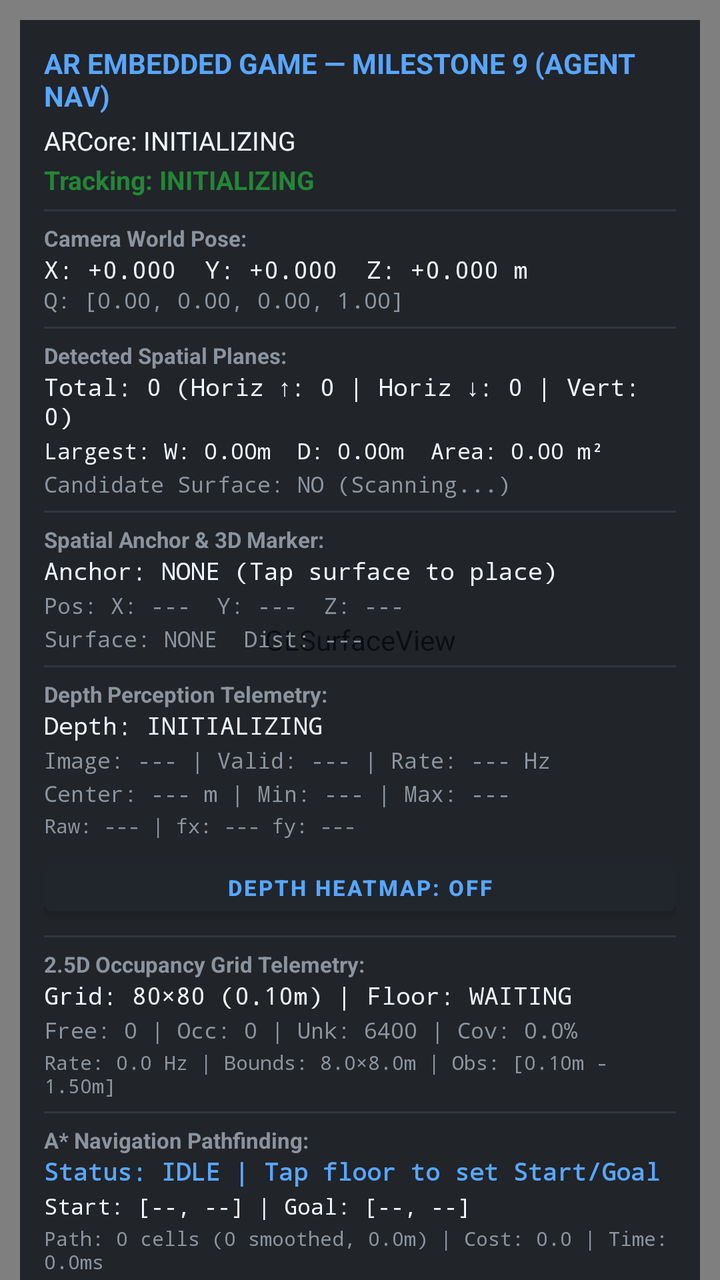
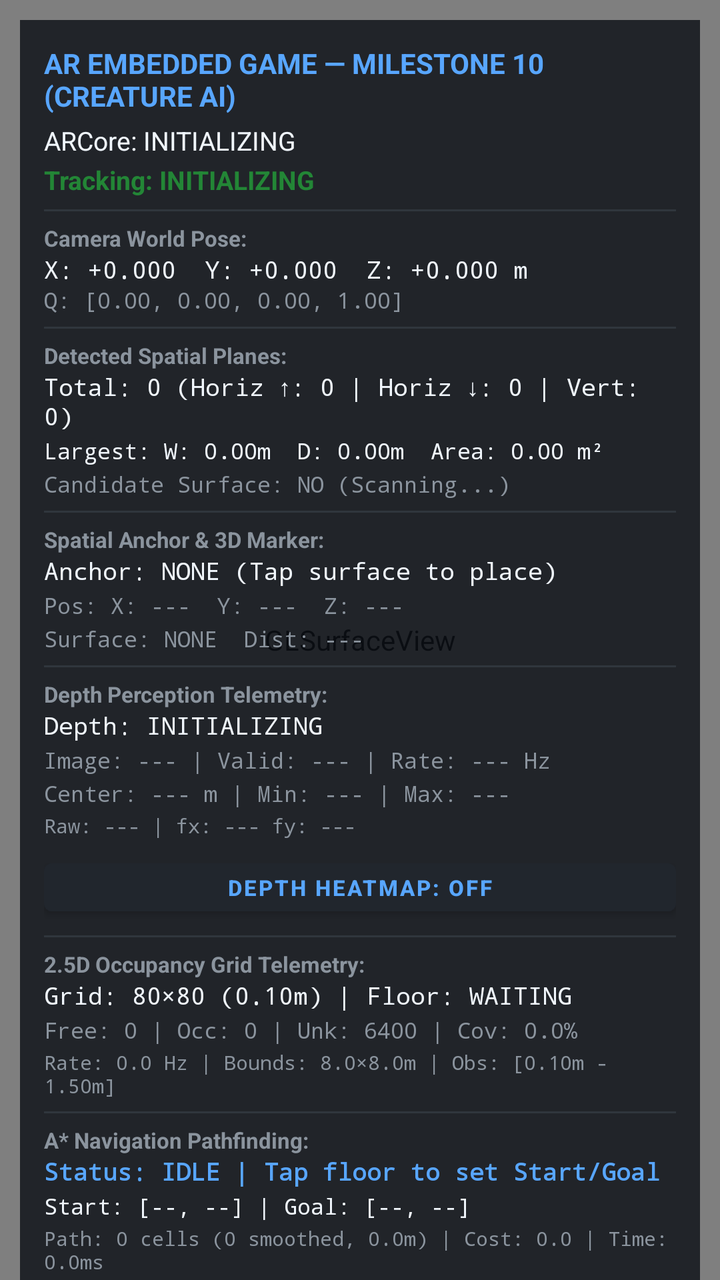

Before-and-after screenshots of an Android layout around one commit, followed by the original layout XML and the change that was made.
<!-- AndroidManifest.xml: application theme Theme.ARGame -->
<!-- res/layout/activity_main.xml -->
<?xml version="1.0" encoding="utf-8"?>
<FrameLayout xmlns:android="http://schemas.android.com/apk/res/android"
    android:layout_width="match_parent"
    android:layout_height="match_parent"
    android:background="@color/bg_dark">

    
    <android.opengl.GLSurfaceView
        android:id="@+id/surfaceView"
        android:layout_width="match_parent"
        android:layout_height="match_parent" />

    
    <ScrollView
        android:layout_width="wrap_content"
        android:layout_height="match_parent"
        android:layout_gravity="top|start"
        android:scrollbars="none"
        android:fillViewport="false">

        <LinearLayout
            android:id="@+id/diagnosticsCard"
            android:layout_width="wrap_content"
            android:layout_height="wrap_content"
            android:layout_margin="10dp"
            android:background="#D00D1117"
            android:orientation="vertical"
            android:padding="12dp">

        <TextView
            android:id="@+id/tvHeader"
            android:layout_width="wrap_content"
            android:layout_height="wrap_content"
            android:text="AR EMBEDDED GAME — MILESTONE 9 (AGENT NAV)"
            android:textColor="@color/accent_cyan"
            android:textSize="14sp"
            android:textStyle="bold" />

        <TextView
            android:id="@+id/tvArcoreStatus"
            android:layout_width="wrap_content"
            android:layout_height="wrap_content"
            android:layout_marginTop="4dp"
            android:text="ARCore: INITIALIZING"
            android:textColor="@color/text_primary"
            android:textSize="13sp" />

        <TextView
            android:id="@+id/tvTrackingStatus"
            android:layout_width="wrap_content"
            android:layout_height="wrap_content"
            android:layout_marginTop="2dp"
            android:text="Tracking: INITIALIZING"
            android:textColor="@color/accent_green"
            android:textSize="13sp"
            android:textStyle="bold" />

        <View
            android:layout_width="match_parent"
            android:layout_height="1dp"
            android:layout_marginTop="6dp"
            android:layout_marginBottom="6dp"
            android:background="#30363D" />

        <TextView
            android:layout_width="wrap_content"
            android:layout_height="wrap_content"
            android:text="Camera World Pose:"
            android:textColor="@color/text_secondary"
            android:textSize="11sp"
            android:textStyle="bold" />

        <TextView
            android:id="@+id/tvPosePosition"
            android:layout_width="wrap_content"
            android:layout_height="wrap_content"
            android:fontFamily="monospace"
            android:text="X: +0.000  Y: +0.000  Z: +0.000 m"
            android:textColor="@color/text_primary"
            android:textSize="12sp" />

        <TextView
            android:id="@+id/tvPoseRotation"
            android:layout_width="wrap_content"
            android:layout_height="wrap_content"
            android:fontFamily="monospace"
            android:text="Q: [0.00, 0.00, 0.00, 1.00]"
            android:textColor="@color/text_secondary"
            android:textSize="11sp" />

        <View
            android:layout_width="match_parent"
            android:layout_height="1dp"
            android:layout_marginTop="6dp"
            android:layout_marginBottom="6dp"
            android:background="#30363D" />

        
        <TextView
            android:layout_width="wrap_content"
            android:layout_height="wrap_content"
            android:text="Detected Spatial Planes:"
            android:textColor="@color/text_secondary"
            android:textSize="11sp"
            android:textStyle="bold" />

        <TextView
            android:id="@+id/tvPlanesSummary"
            android:layout_width="wrap_content"
            android:layout_height="wrap_content"
            android:fontFamily="monospace"
            android:text="Total: 0 (Horiz ↑: 0 | Horiz ↓: 0 | Vert: 0)"
            android:textColor="@color/text_primary"
            android:textSize="12sp" />

        <TextView
            android:id="@+id/tvLargestPlane"
            android:layout_width="wrap_content"
            android:layout_height="wrap_content"
            android:layout_marginTop="2dp"
            android:fontFamily="monospace"
            android:text="Largest: W: 0.00m  D: 0.00m  Area: 0.00 m²"
            android:textColor="@color/text_primary"
            android:textSize="11sp" />

        <TextView
            android:id="@+id/tvCandidateFloor"
            android:layout_width="wrap_content"
            android:layout_height="wrap_content"
            android:layout_marginTop="2dp"
            android:fontFamily="monospace"
            android:text="Candidate Surface: NO (Scanning...)"
            android:textColor="@color/text_secondary"
            android:textSize="11sp" />

        <View
            android:layout_width="match_parent"
            android:layout_height="1dp"
            android:layout_marginTop="6dp"
            android:layout_marginBottom="6dp"
            android:background="#30363D" />

        
        <TextView
            android:layout_width="wrap_content"
            android:layout_height="wrap_content"
            android:text="Spatial Anchor &amp; 3D Marker:"
            android:textColor="@color/text_secondary"
            android:textSize="11sp"
            android:textStyle="bold" />

        <TextView
            android:id="@+id/tvAnchorStatus"
            android:layout_width="wrap_content"
            android:layout_height="wrap_content"
            android:fontFamily="monospace"
            android:text="Anchor: NONE (Tap surface to place)"
            android:textColor="@color/text_primary"
            android:textSize="12sp" />

        <TextView
            android:id="@+id/tvAnchorPose"
            android:layout_width="wrap_content"
            android:layout_height="wrap_content"
            android:layout_marginTop="2dp"
            android:fontFamily="monospace"
            android:text="Pos: X: ---  Y: ---  Z: ---"
            android:textColor="@color/text_secondary"
            android:textSize="11sp" />

        <TextView
            android:id="@+id/tvAnchorSurface"
            android:layout_width="wrap_content"
            android:layout_height="wrap_content"
            android:layout_marginTop="2dp"
            android:fontFamily="monospace"
            android:text="Surface: NONE  Dist: ---"
            android:textColor="@color/text_secondary"
            android:textSize="11sp" />

        <Button
            android:id="@+id/btnResetAnchor"
            android:layout_width="match_parent"
            android:layout_height="36dp"
            android:layout_marginTop="6dp"
            android:backgroundTint="#21262D"
            android:text="RESET MARKER"
            android:textColor="@color/accent_cyan"
            android:textSize="11sp"
            android:textStyle="bold"
            android:visibility="gone" />

        <View
            android:layout_width="match_parent"
            android:layout_height="1dp"
            android:layout_marginTop="6dp"
            android:layout_marginBottom="6dp"
            android:background="#30363D" />

        
        <TextView
            android:layout_width="wrap_content"
            android:layout_height="wrap_content"
            android:text="Depth Perception Telemetry:"
            android:textColor="@color/text_secondary"
            android:textSize="11sp"
            android:textStyle="bold" />

        <TextView
            android:id="@+id/tvDepthStatus"
            android:layout_width="wrap_content"
            android:layout_height="wrap_content"
            android:fontFamily="monospace"
            android:text="Depth: INITIALIZING"
            android:textColor="@color/text_primary"
            android:textSize="12sp" />

        <TextView
            android:id="@+id/tvDepthMetrics"
            android:layout_width="wrap_content"
            android:layout_height="wrap_content"
            android:layout_marginTop="2dp"
            android:fontFamily="monospace"
            android:text="Image: --- | Valid: --- | Rate: --- Hz"
            android:textColor="@color/text_secondary"
            android:textSize="11sp" />

        <TextView
            android:id="@+id/tvDepthRanges"
            android:layout_width="wrap_content"
            android:layout_height="wrap_content"
            android:layout_marginTop="2dp"
            android:fontFamily="monospace"
            android:text="Center: --- m | Min: --- | Max: ---"
            android:textColor="@color/text_secondary"
            android:textSize="11sp" />

        <TextView
            android:id="@+id/tvDepthRawIntrinsics"
            android:layout_width="wrap_content"
            android:layout_height="wrap_content"
            android:layout_marginTop="2dp"
            android:fontFamily="monospace"
            android:text="Raw: --- | fx: --- fy: ---"
            android:textColor="@color/text_secondary"
            android:textSize="10sp" />

        <Button
            android:id="@+id/btnToggleDepthView"
            android:layout_width="match_parent"
            android:layout_height="36dp"
            android:layout_marginTop="6dp"
            android:backgroundTint="#21262D"
            android:text="DEPTH HEATMAP: OFF"
            android:textColor="@color/accent_cyan"
            android:textSize="11sp"
            android:textStyle="bold" />

        <View
            android:layout_width="match_parent"
            android:layout_height="1dp"
            android:layout_marginTop="6dp"
            android:layout_marginBottom="6dp"
            android:background="#30363D" />

        
        <TextView
            android:layout_width="wrap_content"
            android:layout_height="wrap_content"
            android:text="2.5D Occupancy Grid Telemetry:"
            android:textColor="@color/text_secondary"
            android:textSize="11sp"
            android:textStyle="bold" />

        <TextView
            android:id="@+id/tvGridStatus"
            android:layout_width="wrap_content"
            android:layout_height="wrap_content"
            android:fontFamily="monospace"
            android:text="Grid: 80×80 (0.10m) | Floor: WAITING"
            android:textColor="@color/text_primary"
            android:textSize="12sp" />

        <TextView
            android:id="@+id/tvGridCounts"
            android:layout_width="wrap_content"
            android:layout_height="wrap_content"
            android:layout_marginTop="2dp"
            android:fontFamily="monospace"
            android:text="Free: 0 | Occ: 0 | Unk: 6400 | Cov: 0.0%"
            android:textColor="@color/text_secondary"
            android:textSize="11sp" />

        <TextView
            android:id="@+id/tvGridMetrics"
            android:layout_width="wrap_content"
            android:layout_height="wrap_content"
            android:layout_marginTop="2dp"
            android:fontFamily="monospace"
            android:text="Rate: 0.0 Hz | Bounds: 8.0×8.0m | Obs: [0.10m - 1.50m]"
            android:textColor="@color/text_secondary"
            android:textSize="10sp" />

        <View
            android:layout_width="match_parent"
            android:layout_height="1dp"
            android:layout_marginTop="6dp"
            android:layout_marginBottom="6dp"
            android:background="#30363D" />

        
        <TextView
            android:layout_width="wrap_content"
            android:layout_height="wrap_content"
            android:text="A* Navigation Pathfinding:"
            android:textColor="@color/text_secondary"
            android:textSize="11sp"
            android:textStyle="bold" />

        <TextView
            android:id="@+id/tvNavStatus"
            android:layout_width="wrap_content"
            android:layout_height="wrap_content"
            android:fontFamily="monospace"
            android:text="Status: IDLE | Tap floor to set Start/Goal"
            android:textColor="@color/accent_cyan"
            android:textSize="12sp"
            android:textStyle="bold" />

        <TextView
            android:id="@+id/tvNavEndpoints"
            android:layout_width="wrap_content"
            android:layout_height="wrap_content"
            android:layout_marginTop="2dp"
            android:fontFamily="monospace"
            android:text="Start: [--, --] | Goal: [--, --]"
            android:textColor="@color/text_primary"
            android:textSize="11sp" />

        <TextView
            android:id="@+id/tvNavMetrics"
            android:layout_width="wrap_content"
            android:layout_height="wrap_content"
            android:layout_marginTop="2dp"
            android:fontFamily="monospace"
            android:text="Path: 0 cells (0 smoothed, 0.0m) | Cost: 0.0 | Time: 0.0ms"
            android:textColor="@color/text_secondary"
            android:textSize="10sp" />

        <LinearLayout
            android:layout_width="match_parent"
            android:layout_height="wrap_content"
            android:layout_marginTop="6dp"
            android:orientation="horizontal">

            <Button
                android:id="@+id/btnToggleGridView"
                android:layout_width="0dp"
                android:layout_height="36dp"
                android:layout_weight="1"
                android:layout_marginEnd="4dp"
                android:backgroundTint="#21262D"
                android:text="FLOOR GRID: ON"
                android:textColor="@color/accent_green"
                android:textSize="10sp"
                android:textStyle="bold" />

            <Button
                android:id="@+id/btnResetGrid"
                android:layout_width="0dp"
                android:layout_height="36dp"
                android:layout_weight="1"
                android:layout_marginStart="4dp"
                android:backgroundTint="#21262D"
                android:text="RESET GRID"
                android:textColor="@color/accent_cyan"
                android:textSize="10sp"
                android:textStyle="bold" />
        </LinearLayout>

        <LinearLayout
            android:layout_width="match_parent"
            android:layout_height="wrap_content"
            android:layout_marginTop="4dp"
            android:orientation="horizontal">

            <Button
                android:id="@+id/btnGridDisplayMode"
                android:layout_width="0dp"
                android:layout_height="36dp"
                android:layout_weight="1"
                android:layout_marginEnd="4dp"
                android:backgroundTint="#21262D"
                android:text="MODE: INFLATED"
                android:textColor="@color/accent_yellow"
                android:textSize="10sp"
                android:textStyle="bold" />

            <Button
                android:id="@+id/btnToggleUnknownPolicy"
                android:layout_width="0dp"
                android:layout_height="36dp"
                android:layout_weight="1"
                android:layout_marginStart="4dp"
                android:backgroundTint="#21262D"
                android:text="UNK: BLOCKED"
                android:textColor="@color/accent_purple"
                android:textSize="10sp"
                android:textStyle="bold" />
        </LinearLayout>

        <LinearLayout
            android:layout_width="match_parent"
            android:layout_height="wrap_content"
            android:layout_marginTop="4dp"
            android:orientation="horizontal">

            <Button
                android:id="@+id/btnNavMode"
                android:layout_width="0dp"
                android:layout_height="36dp"
                android:layout_weight="1.2"
                android:layout_marginEnd="2dp"
                android:backgroundTint="#21262D"
                android:text="NAV: SET START"
                android:textColor="@color/accent_green"
                android:textSize="9sp"
                android:textStyle="bold" />

            <Button
                android:id="@+id/btnReplanPath"
                android:layout_width="0dp"
                android:layout_height="36dp"
                android:layout_weight="1"
                android:layout_marginStart="2dp"
                android:layout_marginEnd="2dp"
                android:backgroundTint="#21262D"
                android:text="REPLAN A*"
                android:textColor="@color/accent_yellow"
                android:textSize="9sp"
                android:textStyle="bold" />

            <Button
                android:id="@+id/btnClearPath"
                android:layout_width="0dp"
                android:layout_height="36dp"
                android:layout_weight="0.8"
                android:layout_marginStart="2dp"
                android:backgroundTint="#21262D"
                android:text="CLEAR"
                android:textColor="@color/text_secondary"
                android:textSize="9sp"
                android:textStyle="bold" />
        </LinearLayout>

        <View
            android:layout_width="match_parent"
            android:layout_height="1dp"
            android:layout_marginTop="6dp"
            android:layout_marginBottom="6dp"
            android:background="#30363D" />

        
        <TextView
            android:layout_width="wrap_content"
            android:layout_height="wrap_content"
            android:text="Autonomous Agent Telemetry:"
            android:textColor="@color/text_secondary"
            android:textSize="11sp"
            android:textStyle="bold" />

        <TextView
            android:id="@+id/tvAgentStatus"
            android:layout_width="wrap_content"
            android:layout_height="wrap_content"
            android:fontFamily="monospace"
            android:text="Agent: IDLE | Ready to spawn"
            android:textColor="@color/accent_cyan"
            android:textSize="12sp"
            android:textStyle="bold" />

        <TextView
            android:id="@+id/tvAgentPose"
            android:layout_width="wrap_content"
            android:layout_height="wrap_content"
            android:layout_marginTop="2dp"
            android:fontFamily="monospace"
            android:text="Pos: (0.00, 0.00) m [c0, r0] | Head: 0.0° | Spd: 0.00 m/s"
            android:textColor="@color/text_primary"
            android:textSize="11sp" />

        <TextView
            android:id="@+id/tvAgentNav"
            android:layout_width="wrap_content"
            android:layout_height="wrap_content"
            android:layout_marginTop="2dp"
            android:fontFamily="monospace"
            android:text="Wp: 0/0 | Goal Dist: 0.00 m | Grid v0 | Path v0 | Replans: 0"
            android:textColor="@color/text_secondary"
            android:textSize="10sp" />

        <LinearLayout
            android:layout_width="match_parent"
            android:layout_height="wrap_content"
            android:layout_marginTop="4dp"
            android:orientation="horizontal">

            <Button
                android:id="@+id/btnSpawnAgent"
                android:layout_width="0dp"
                android:layout_height="36dp"
                android:layout_weight="1.4"
                android:layout_marginEnd="2dp"
                android:backgroundTint="#21262D"
                android:text="SPAWN / START"
                android:textColor="@color/accent_cyan"
                android:textSize="9sp"
                android:textStyle="bold" />

            <Button
                android:id="@+id/btnPauseAgent"
                android:layout_width="0dp"
                android:layout_height="36dp"
                android:layout_weight="1"
                android:layout_marginStart="2dp"
                android:layout_marginEnd="2dp"
                android:backgroundTint="#21262D"
                android:text="PAUSE"
                android:textColor="@color/accent_yellow"
                android:textSize="9sp"
                android:textStyle="bold" />

            <Button
                android:id="@+id/btnResetAgent"
                android:layout_width="0dp"
                android:layout_height="36dp"
                android:layout_weight="1"
                android:layout_marginStart="2dp"
                android:backgroundTint="#21262D"
                android:text="RESET AGENT"
                android:textColor="@color/text_secondary"
                android:textSize="9sp"
                android:textStyle="bold" />
        </LinearLayout>

        <View
            android:layout_width="match_parent"
            android:layout_height="1dp"
            android:layout_marginTop="6dp"
            android:layout_marginBottom="6dp"
            android:background="#30363D" />

        <TextView
            android:id="@+id/tvPerformance"
            android:layout_width="wrap_content"
            android:layout_height="wrap_content"
            android:fontFamily="monospace"
            android:text="FPS: 0.0 | Samsung Galaxy Tab S8+"
            android:textColor="@color/text_secondary"
            android:textSize="11sp" />

        </LinearLayout>
    </ScrollView>

    
    <LinearLayout
        android:id="@+id/permissionRationaleContainer"
        android:layout_width="match_parent"
        android:layout_height="match_parent"
        android:background="#F00D1117"
        android:gravity="center"
        android:orientation="vertical"
        android:padding="32dp"
        android:visibility="gone">

        <TextView
            android:layout_width="wrap_content"
            android:layout_height="wrap_content"
            android:gravity="center"
            android:text="Camera Permission Required"
            android:textColor="@color/text_primary"
            android:textSize="22sp"
            android:textStyle="bold" />

        <TextView
            android:layout_width="wrap_content"
            android:layout_height="wrap_content"
            android:layout_marginTop="16dp"
            android:gravity="center"
            android:text="This Embedded Systems AR application requires access to the tablet's camera to perform real-time visual-inertial odometry, surface detection, and spatial tracking."
            android:textColor="@color/text_secondary"
            android:textSize="15sp" />

        <Button
            android:id="@+id/btnGrantPermission"
            android:layout_width="wrap_content"
            android:layout_height="wrap_content"
            android:layout_marginTop="24dp"
            android:backgroundTint="@color/accent_cyan"
            android:text="Grant Camera Permission"
            android:textColor="@color/bg_dark" />

    </LinearLayout>

</FrameLayout>
<!-- resources referenced by this layout -->
<resources>
  <color name="accent_cyan">#FF58A6FF</color>
  <color name="accent_green">#FF238636</color>
  <color name="accent_purple">#FFA371F7</color>
  <color name="accent_yellow">#FFD29922</color>
  <color name="bg_dark">#FF0D1117</color>
  <color name="text_primary">#FFF0F6FC</color>
  <color name="text_secondary">#FF8B949E</color>
  <style name="Theme.ARGame" parent="Theme.MaterialComponents.DayNight.NoActionBar">
          <item name="colorPrimary">@color/accent_cyan</item>
          <item name="colorPrimaryVariant">@color/purple_700</item>
          <item name="colorOnPrimary">@color/white</item>
          <item name="android:statusBarColor">@color/bg_dark</item>
          <item name="android:windowBackground">@color/bg_dark</item>
      </style>
  <color name="purple_700">#FF3700B3</color>
  <color name="white">#FFFFFFFF</color>
</resources>

<!-- the commit's change to res/layout/activity_main.xml (unified diff, before → after) -->
@@ -31,7 +31,7 @@
             android:id="@+id/tvHeader"
             android:layout_width="wrap_content"
             android:layout_height="wrap_content"
-            android:text="AR EMBEDDED GAME — MILESTONE 9 (AGENT NAV)"
+            android:text="AR EMBEDDED GAME — MILESTONE 10 (CREATURE AI)"
             android:textColor="@color/accent_cyan"
             android:textSize="14sp"
             android:textStyle="bold" />
@@ -539,6 +539,83 @@
                 android:backgroundTint="#21262D"
                 android:text="RESET AGENT"
                 android:textColor="@color/text_secondary"
+                android:textSize="9sp"
+                android:textStyle="bold" />
+        </LinearLayout>
+
+        <View
+            android:layout_width="match_parent"
+            android:layout_height="1dp"
+            android:layout_marginTop="6dp"
+            android:layout_marginBottom="6dp"
+            android:background="#30363D" />
+
+        
+        <TextView
+            android:layout_width="wrap_content"
+            android:layout_height="wrap_content"
+            android:text="Reactive Creature AI (Milestone 10):"
+            android:textColor="@color/accent_purple"
+            android:textSize="11sp"
+            android:textStyle="bold" />
+
+        <TextView
+            android:id="@+id/tvAiStatus"
+            android:layout_width="wrap_content"
+            android:layout_height="wrap_content"
+            android:fontFamily="monospace"
+            android:text="Creature: INITIALIZING | AI Active"
+            android:textColor="@color/accent_purple"
+            android:textSize="12sp"
+            android:textStyle="bold" />
+
+        <TextView
+            android:id="@+id/tvAiDetails"
+            android:layout_width="wrap_content"
+            android:layout_height="wrap_content"
+            android:layout_marginTop="2dp"
+            android:fontFamily="monospace"
+            android:text="Target: NONE | LastKnown: [-, -] | Req #0"
+            android:textColor="@color/text_primary"
+            android:textSize="11sp" />
+
+        <TextView
+            android:id="@+id/tvAiPerception"
+            android:layout_width="wrap_content"
+            android:layout_height="wrap_content"
+            android:layout_marginTop="2dp"
+            android:fontFamily="monospace"
+            android:text="Player Proxy: (---, ---) | Dist: ---m | LoS: ---"
+            android:textColor="@color/text_secondary"
+            android:textSize="10sp" />
+
+        <LinearLayout
+            android:layout_width="match_parent"
+            android:layout_height="wrap_content"
+            android:layout_marginTop="4dp"
+            android:orientation="horizontal">
+
+            <Button
+                android:id="@+id/btnToggleAi"
+                android:layout_width="0dp"
+                android:layout_height="36dp"
+                android:layout_weight="1"
+                android:layout_marginEnd="4dp"
+                android:backgroundTint="#21262D"
+                android:text="AI: ENABLED"
+                android:textColor="@color/accent_purple"
+                android:textSize="9sp"
+                android:textStyle="bold" />
+
+            <Button
+                android:id="@+id/btnResetAi"
+                android:layout_width="0dp"
+                android:layout_height="36dp"
+                android:layout_weight="1"
+                android:layout_marginStart="4dp"
+                android:backgroundTint="#21262D"
+                android:text="RESET AI"
+                android:textColor="@color/accent_yellow"
                 android:textSize="9sp"
                 android:textStyle="bold" />
         </LinearLayout>
